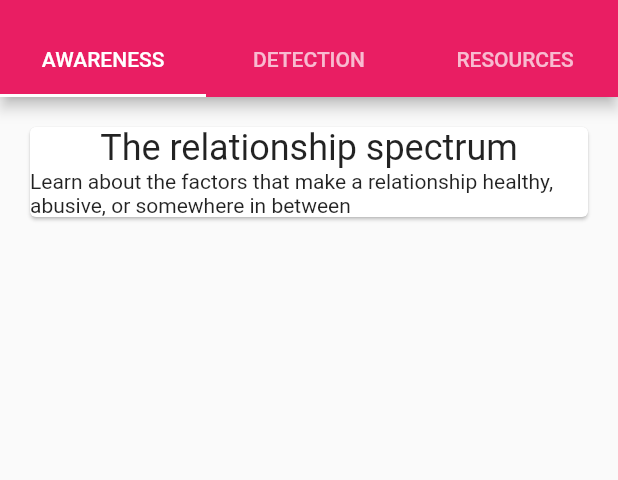
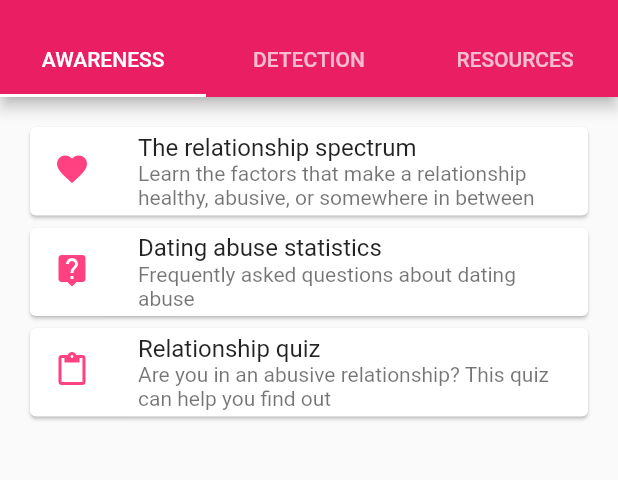
Before and after one commit to elllie/SecondLook, a Flutter app: the screen it shows after launch, on a phone screen of 412 x 824 dp, the part 59-539 px from its top. Run offline on Flutter 3.47's test engine with Material 2 defaults, Android fonts, the phone set to English and light mode, and no system bars.

Commit message:
added cards to awareness section

```diff
--- a/lib/main.dart
+++ b/lib/main.dart
@@ -55,14 +55,36 @@ class AwarenessHome extends StatelessWidget {
           onTap: () {
             print('Card 1 tapped.');
             },
-          child: Column(
-            children: <Widget>[
-              // image
-              Text('The relationship spectrum', style: TextStyle(fontSize: 24.0)),
-              Text('Learn about the factors that make a relationship healthy, abusive, or somewhere in between'),
-            ],
+          child: const ListTile(
+            leading: Icon(Icons.favorite, color: Colors.pinkAccent,),
+            title: Text('The relationship spectrum'),
+            subtitle: Text('Learn the factors that make a relationship healthy, abusive, or somewhere in between'),
           ),
           ),
+        ),
+        Card(child: InkWell(
+          splashColor: Colors.pinkAccent.withAlpha(30),
+          onTap: () {
+            print('Card 2 tapped.');
+          },
+          child: const ListTile(
+            leading: Icon(Icons.live_help, color: Colors.pinkAccent,),
+            title: Text('Dating abuse statistics'),
+            subtitle: Text('Frequently asked questions about dating abuse'),
+          ),
+        ),
+        ),
+        Card(child: InkWell(
+          splashColor: Colors.pinkAccent.withAlpha(30),
+          onTap: () {
+            print('Card 3 tapped.');
+          },
+          child: const ListTile(
+            leading: Icon(Icons.content_paste, color: Colors.pinkAccent,),
+            title: Text('Relationship quiz'),
+            subtitle: Text('Are you in an abusive relationship? This quiz can help you find out'),
+          ),
+        ),
         ),
       ],
     );
```
